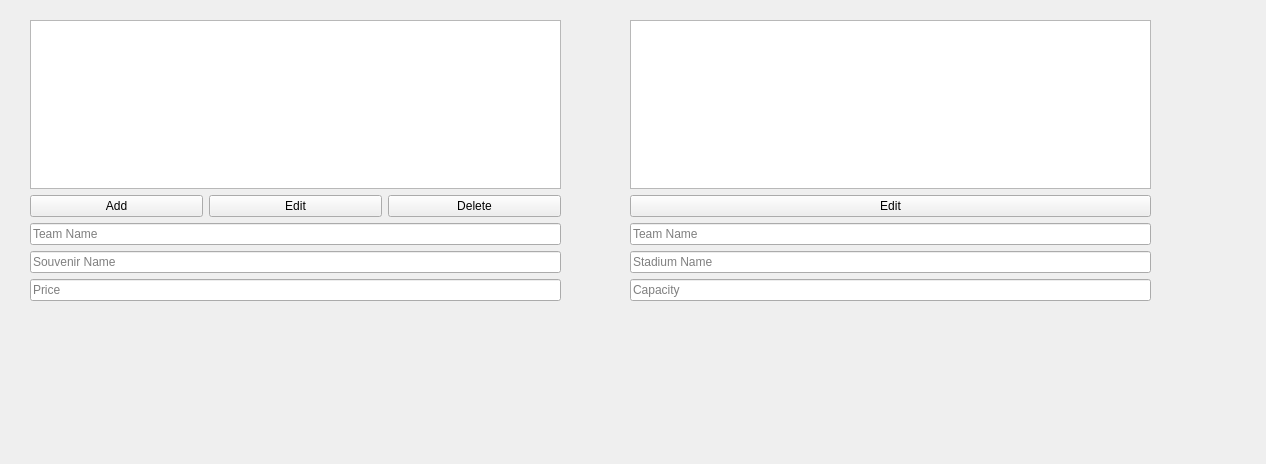
massivemembrain/Project-2-NFL, file Project-2-NFL/admin.ui: the form before one commit.
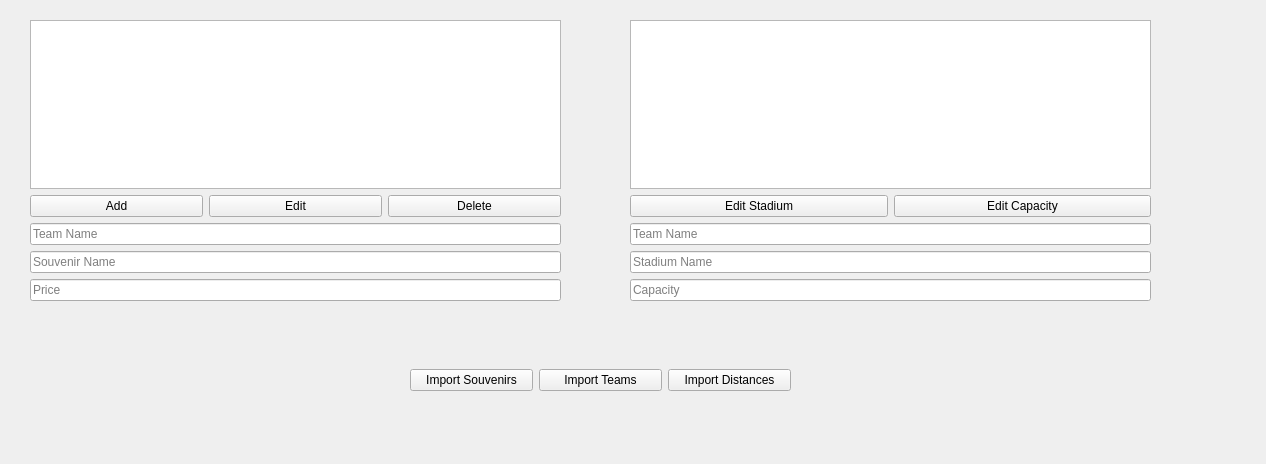
The form after the commit.

Commit message: Can now import files in admin

Diff of the .ui file:
```diff
--- a/Project-2-NFL/admin.ui
+++ b/Project-2-NFL/admin.ui
@@ -100,7 +100,14 @@
         <item>
          <widget class="QPushButton" name="editStadiumButton">
           <property name="text">
-           <string>Edit</string>
+           <string>Edit Stadium</string>
+          </property>
+         </widget>
+        </item>
+        <item>
+         <widget class="QPushButton" name="editCapacityButton">
+          <property name="text">
+           <string>Edit Capacity</string>
           </property>
          </widget>
         </item>
@@ -131,6 +138,39 @@
     </item>
    </layout>
   </widget>
+  <widget class="QWidget" name="horizontalLayoutWidget_2">
+   <property name="geometry">
+    <rect>
+     <x>410</x>
+     <y>340</y>
+     <width>381</width>
+     <height>80</height>
+    </rect>
+   </property>
+   <layout class="QHBoxLayout" name="horizontalLayout_5">
+    <item>
+     <widget class="QPushButton" name="pushButton">
+      <property name="text">
+       <string>Import Souvenirs</string>
+      </property>
+     </widget>
+    </item>
+    <item>
+     <widget class="QPushButton" name="importButton_2">
+      <property name="text">
+       <string>Import Teams</string>
+      </property>
+     </widget>
+    </item>
+    <item>
+     <widget class="QPushButton" name="importButton_3">
+      <property name="text">
+       <string>Import Distances</string>
+      </property>
+     </widget>
+    </item>
+   </layout>
+  </widget>
  </widget>
  <resources/>
  <connections/>
```
The commit also changes 15 other files.
